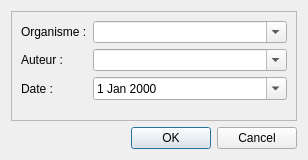
The window that src/ui/new_job.ui (IGNF/saisie_carhab) describes before a commit, drawn with Qt 5.
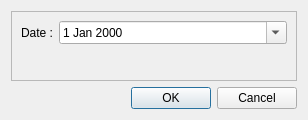
The same window after the commit.

```diff
--- a/src/ui/new_job.ui
+++ b/src/ui/new_job.ui
@@ -10,7 +10,7 @@
     <x>0</x>
     <y>0</y>
     <width>308</width>
-    <height>160</height>
+    <height>118</height>
    </rect>
   </property>
   <property name="windowTitle">
@@ -31,58 +31,18 @@
         <x>0</x>
         <y>0</y>
         <width>288</width>
-        <height>111</height>
+        <height>69</height>
        </rect>
       </property>
       <layout class="QFormLayout" name="formLayout">
        <item row="0" column="0">
-        <widget class="QLabel" name="label">
-         <property name="text">
-          <string>Organisme :</string>
-         </property>
-        </widget>
-       </item>
-       <item row="0" column="1">
-        <widget class="QComboBox" name="cb_box_orga">
-         <property name="sizePolicy">
-          <sizepolicy hsizetype="Expanding" vsizetype="Fixed">
-           <horstretch>0</horstretch>
-           <verstretch>0</verstretch>
-          </sizepolicy>
-         </property>
-         <property name="editable">
-          <bool>true</bool>
-         </property>
-        </widget>
-       </item>
-       <item row="1" column="0">
-        <widget class="QLabel" name="label_2">
-         <property name="text">
-          <string>Auteur :</string>
-         </property>
-        </widget>
-       </item>
-       <item row="1" column="1">
-        <widget class="QComboBox" name="cb_box_pers">
-         <property name="sizePolicy">
-          <sizepolicy hsizetype="Expanding" vsizetype="Fixed">
-           <horstretch>0</horstretch>
-           <verstretch>0</verstretch>
-          </sizepolicy>
-         </property>
-         <property name="editable">
-          <bool>true</bool>
-         </property>
-        </widget>
-       </item>
-       <item row="2" column="0">
         <widget class="QLabel" name="label_3">
          <property name="text">
           <string>Date :</string>
          </property>
         </widget>
        </item>
-       <item row="2" column="1">
+       <item row="0" column="1">
         <widget class="QDateEdit" name="date_edit_creation_job">
          <property name="sizePolicy">
           <sizepolicy hsizetype="Expanding" vsizetype="Fixed">
```
Left out of the diff: 12 changed lines with no effect on the pictures.
